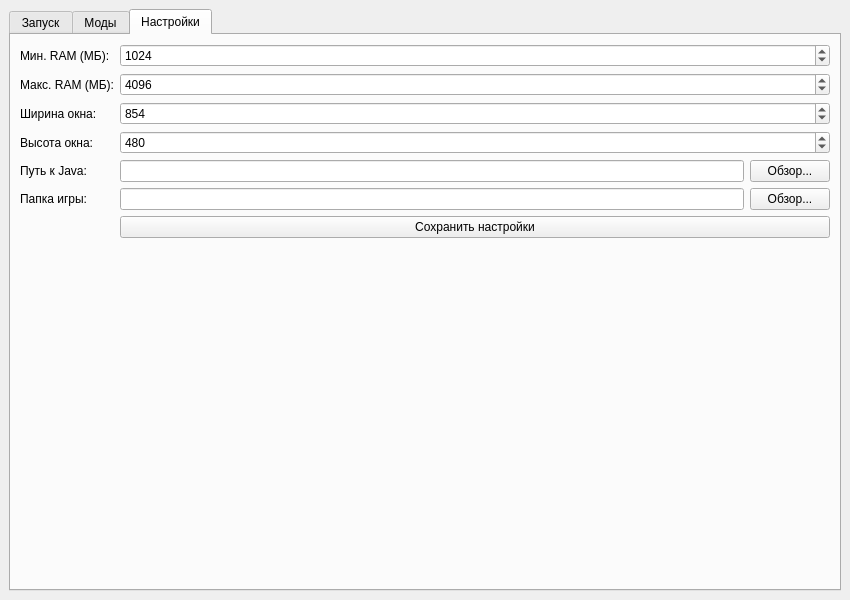
Qt form src/ui/mainwindow.ui (MalyshevMS/som) before a commit.
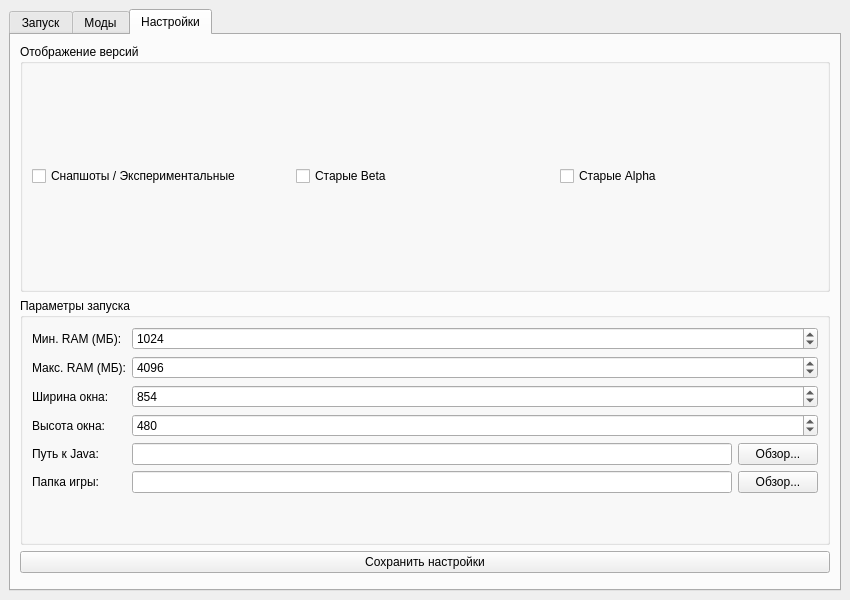
The same form after that commit. The open tabs and pages were chosen to show the change.

```diff
--- a/src/ui/mainwindow.ui
+++ b/src/ui/mainwindow.ui
@@ -217,6 +217,42 @@
                             <attribute name="title">
                                 <string>Настройки</string>
                             </attribute>
+                            <layout class="QVBoxLayout" name="verticalLayoutSettings">
+                                <item>
+                                    <widget class="QGroupBox" name="groupVersionFilter">
+                                        <property name="title">
+                                            <string>Отображение версий</string>
+                                        </property>
+                                        <layout class="QHBoxLayout" name="horizontalLayoutFilters">
+                                            <item>
+                                                <widget class="QCheckBox" name="chkShowSnapshots">
+                                                    <property name="text">
+                                                        <string>Снапшоты / Экспериментальные</string>
+                                                    </property>
+                                                </widget>
+                                            </item>
+                                            <item>
+                                                <widget class="QCheckBox" name="chkShowBetas">
+                                                    <property name="text">
+                                                        <string>Старые Beta</string>
+                                                    </property>
+                                                </widget>
+                                            </item>
+                                            <item>
+                                                <widget class="QCheckBox" name="chkShowAlphas">
+                                                    <property name="text">
+                                                        <string>Старые Alpha</string>
+                                                    </property>
+                                                </widget>
+                                            </item>
+                                        </layout>
+                                    </widget>
+                                </item>
+                                <item>
+                                    <widget class="QGroupBox" name="groupGameSettings">
+                                        <property name="title">
+                                            <string>Параметры запуска</string>
+                                        </property>
                             <layout class="QFormLayout" name="formLayoutSettings">
                                 <item row="0" column="0">
                                     <widget class="QLabel" name="lblMinRam">
@@ -340,13 +376,23 @@
                                         </item>
                                     </layout>
                                 </item>
-                                <item row="6" column="1">
+                                        </layout>
+                                    </widget>
+                                </item>
+                                <item>
                                     <widget class="QPushButton" name="btnSaveSettings">
                                         <property name="text">
                                             <string>Сохранить настройки</string>
                                         </property>
                                     </widget>
                                 </item>
+                                <item>
+                                    <spacer name="verticalSpacerSettings">
+                                        <property name="orientation">
+                                            <enum>Qt::Vertical</enum>
+                                        </property>
+                                    </spacer>
+                                </item>
                             </layout>
                         </widget>
                     </widget>
```
Lines whose indentation alone changed are shown as unchanged.
